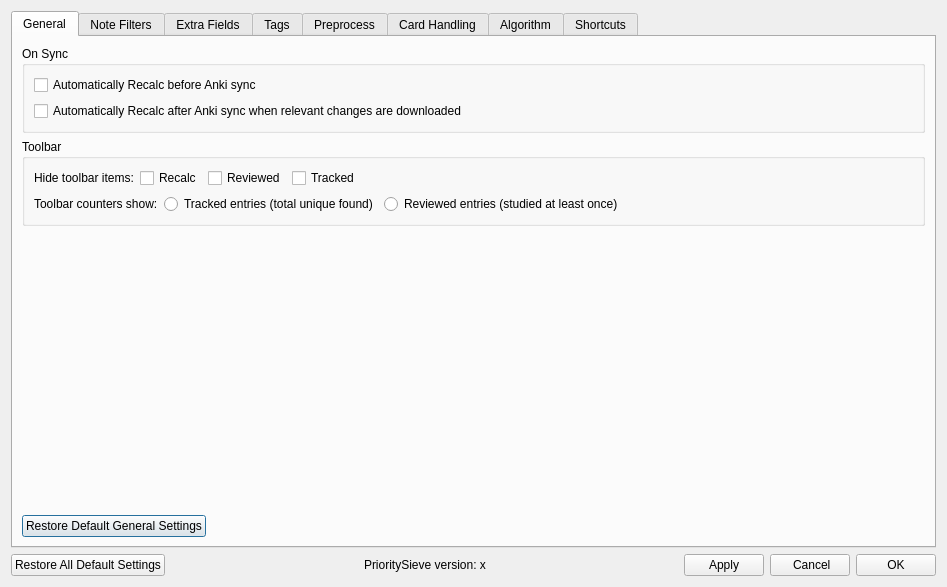
Qt form prioritysieve/ui/settings_dialog.ui (travv0/prioritysieve) before a commit.
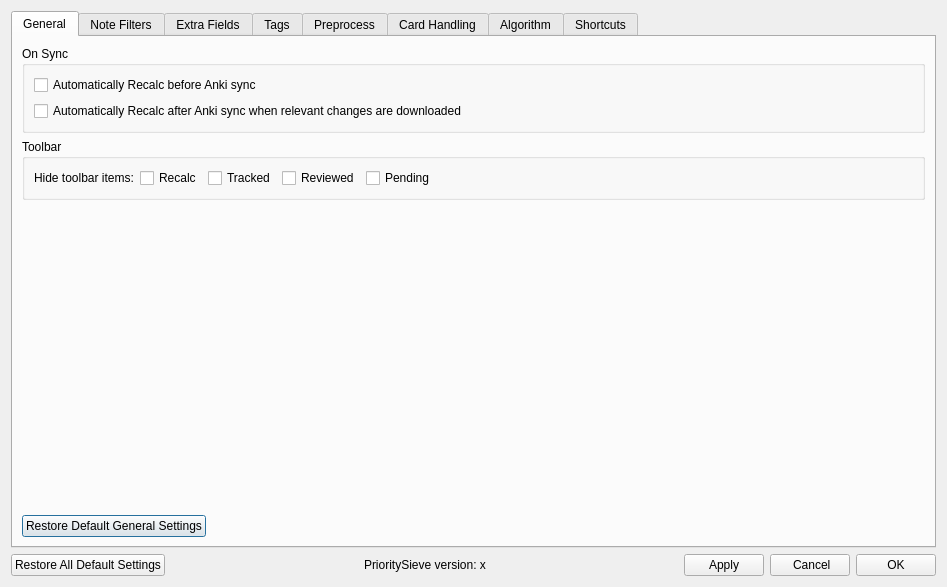
The same form after that commit.

Commit message: Show all toolbar counters by default

The edit to the form file:
```diff
--- a/prioritysieve/ui/settings_dialog.ui
+++ b/prioritysieve/ui/settings_dialog.ui
@@ -91,19 +91,26 @@
                </widget>
               </item>
               <item>
-               <widget class="QCheckBox" name="hideLemmaCheckBox">
-               <property name="text">
-                 <string>Reviewed</string>
-                </property>
-               </widget>
-              </item>
-              <item>
-               <widget class="QCheckBox" name="hideInflectionCheckBox">
+               <widget class="QCheckBox" name="hideTrackedCheckBox">
                 <property name="text">
                  <string>Tracked</string>
                 </property>
                </widget>
               </item>
+              <item>
+               <widget class="QCheckBox" name="hideReviewedCheckBox">
+                <property name="text">
+                 <string>Reviewed</string>
+                </property>
+               </widget>
+              </item>
+              <item>
+               <widget class="QCheckBox" name="hidePendingCheckBox">
+                <property name="text">
+                 <string>Pending</string>
+                </property>
+               </widget>
+              </item>
               <item>
                <spacer name="horizontalSpacer_17">
                 <property name="orientation">
@@ -119,47 +126,6 @@
               </item>
              </layout>
             </item>
-            <item>
-             <layout class="QHBoxLayout" name="horizontalLayout_18">
-              <item>
-               <widget class="QLabel" name="label_37">
-                <property name="font">
-                 <font>
-                  <bold>false</bold>
-                 </font>
-                </property>
-                <property name="text">
-                 <string>Toolbar counters show:</string>
-                </property>
-               </widget>
-              </item>
-              <item>
-               <widget class="QRadioButton" name="toolbarStatsUseSeenRadioButton">
-                <property name="text">
-                 <string>Tracked entries (total unique found)</string></property>
-               </widget>
-              </item>
-              <item>
-               <widget class="QRadioButton" name="toolbarStatsUseKnownRadioButton">
-                <property name="text">
-                 <string>Reviewed entries (studied at least once)</string></property>
-               </widget>
-              </item>
-              <item>
-               <spacer name="horizontalSpacer_16">
-                <property name="orientation">
-                 <enum>Qt::Horizontal</enum>
-                </property>
-                <property name="sizeHint" stdset="0">
-                 <size>
-                  <width>40</width>
-                  <height>20</height>
-                 </size>
-                </property>
-               </spacer>
-              </item>
-             </layout>
-            </item>
            </layout>
          </widget>
         </item>
```
Lines whose indentation alone changed are shown as unchanged. The commit also changes 10 other files.
